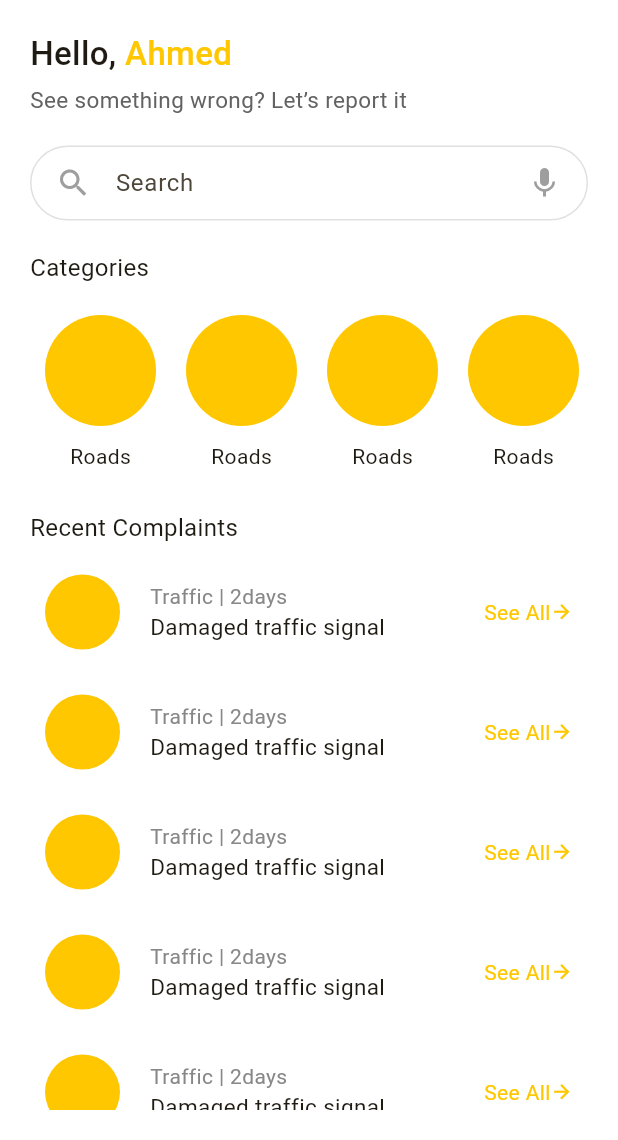
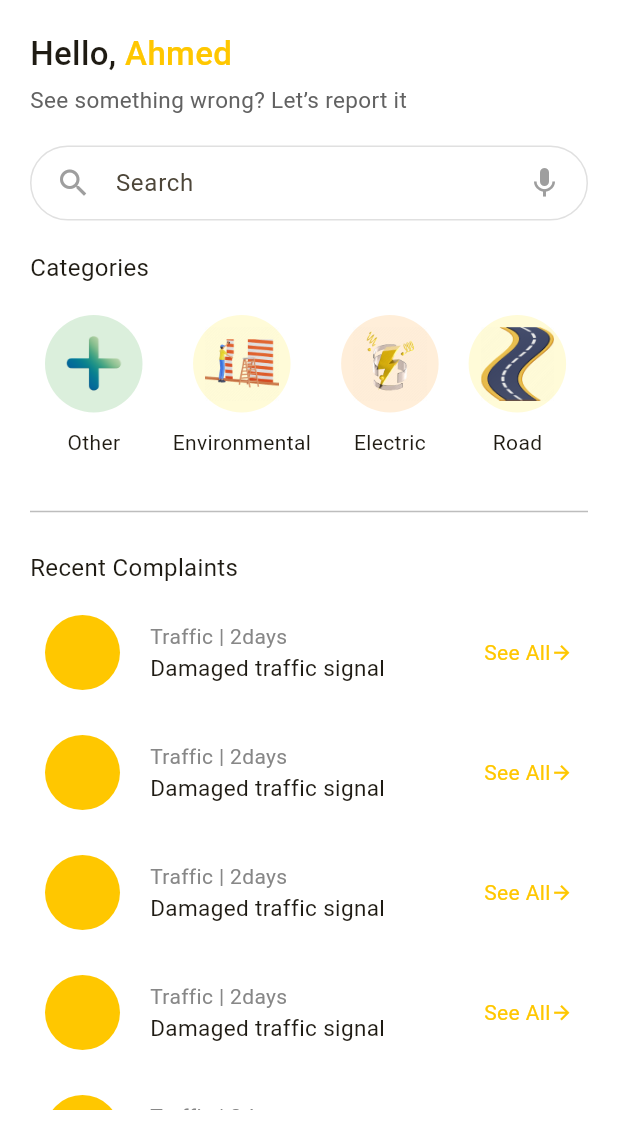
Before and after one commit to Dohahamdyy/citizen-connect, a Flutter app: the HomeScreen screen opened by its route, on a phone screen of 412 x 824 dp, the part 96-1236 px from its top. Run offline on Flutter 3.47's test engine with Material 3 defaults, Android fonts, the phone set to English and light mode, and no system bars; our stand-ins replace flutter_svg, geolocator, image_picker, shared_preferences; accounts and stored records are empty.

Commit message:
added categories

```diff
--- a/lib/ui/screens/home_screen.dart
+++ b/lib/ui/screens/home_screen.dart
@@ -83,14 +83,39 @@ class HomeScreen extends StatelessWidget {
                   fontSize: 16,
                 ),
               ),
-              SizedBox(
-                height: 150,
-                child: ListView.builder(
-                  scrollDirection: Axis.horizontal,
-                  itemCount: 10,
-                  itemBuilder: (context, i) => const CategoryItem(),
-                ),
+              // SizedBox(
+              //   height: 150,
+              //   child: ListView.builder(
+              //     scrollDirection: Axis.horizontal,
+              //     itemCount: 4,
+              //     itemBuilder: (context, i) => const CategoryItem(),
+              //   ),
+              // ),
+              const Row(
+                children: [
+                  CategoryItem(
+                    title: 'Other',
+                    image: 'assets/images/add_icon.png',
+                    backgroundColor: Colors.green,
+                  ),
+                  CategoryItem(
+                    title: 'Environmental',
+                    image: 'assets/images/env_icon.png',
+                    backgroundColor: Colors.yellow,
+                  ),
+                  CategoryItem(
+                    title: 'Electric',
+                    image: 'assets/images/elec_icon.png',
+                    backgroundColor: Colors.orangeAccent,
+                  ),
+                  CategoryItem(
+                    title: 'Road',
+                    image: 'assets/images/road_icon.png',
+                    backgroundColor: Colors.yellow,
+                  ),
+                ],
               ),
+              Divider(height: 52, color: Colors.grey.shade400),
 
               /// ===================
               const Text(
@@ -175,7 +200,16 @@ class RecentComplaintItem extends StatelessWidget {
 }
 
 class CategoryItem extends StatelessWidget {
-  const CategoryItem({super.key});
+  const CategoryItem({
+    super.key,
+    required this.title,
+    required this.image,
+    required this.backgroundColor,
+  });
+
+  final String title;
+  final String image;
+  final Color backgroundColor;
 
   @override
   Widget build(BuildContext context) {
@@ -186,19 +220,20 @@ class CategoryItem extends StatelessWidget {
         padding: const EdgeInsets.all(10),
         child: Column(
           children: [
-            /// replace container with image
             Container(
-              width: 74,
-              height: 74,
-              decoration: const BoxDecoration(
-                color: AppColors.yellowColor,
+              width: 65,
+              height: 65,
+              padding: const EdgeInsets.all(8),
+              decoration: BoxDecoration(
+                color: backgroundColor.withOpacity(0.2),
                 shape: BoxShape.circle,
               ),
+              child: Image.asset(image),
             ),
             const SizedBox(height: 10),
-            const Text(
-              'Roads',
-              style: TextStyle(
+            Text(
+              title,
+              style: const TextStyle(
                 fontSize: 14,
               ),
             ),
```
Also changed, not shown: lib/main.dart (+6 -1 lines), lib/ui/screens/hello_screen.dart (+13 -7 lines), lib/ui/screens/notifications_screen.dart (+41 -18 lines), lib/ui/screens/stay_screen.dart (+15 -7 lines), assets/images/add_icon.png (added), assets/images/elec_icon.png (added), assets/images/env_icon.png (added), assets/images/road_icon.png (added).
